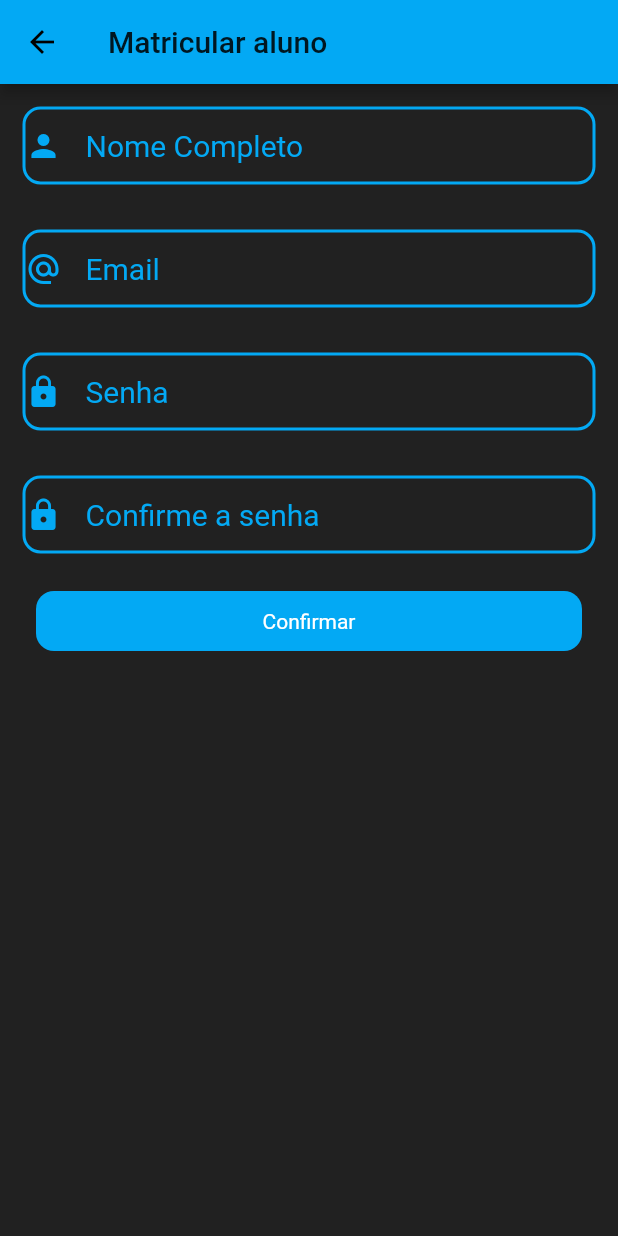
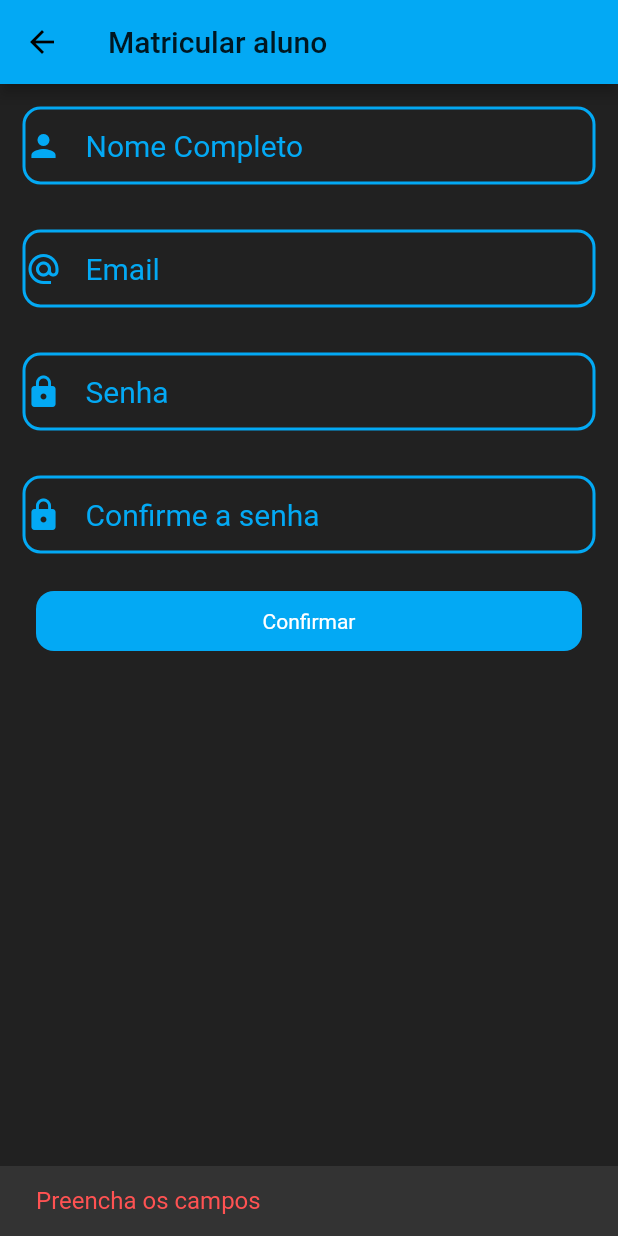
Before and after one commit to Ericboo/eldoom, a Flutter app: the AlunoForm screen opened directly, after a tap on "Confirmar", on a phone screen of 412 x 824 dp. Run offline on Flutter 3.47's test engine with Material 2 defaults, Android fonts, the phone set to English and light mode, and no system bars; our stand-ins replace cloud_firestore, firebase_auth, firebase_core, firebase_database, shared_preferences; accounts and stored records are empty.

Commit message:
Versão final do APP. A versão web está em dev.

```diff
--- a/lib/pages/dashboard/aluno_form.dart
+++ b/lib/pages/dashboard/aluno_form.dart
@@ -26,19 +26,29 @@ class AlunoForm extends StatelessWidget {
             child: InkWell(
               onTap: () async {
                 if (_nomeControl.text.isEmpty || _emailControl.text.isEmpty) {
+                  ScaffoldMessenger.of(context).showSnackBar(const SnackBar(
+                      content: Text(
+                        'Preencha os campos',
+                        style: TextStyle(color: Colors.redAccent, fontSize: 16),
+                      )));
                   return;
                 }
                 if (_senhaControl.text != _confirmSenhaControl.text) {
+                  ScaffoldMessenger.of(context).showSnackBar(const SnackBar(
+                      content: Text(
+                        'Os campos de senha diferem.',
+                        style: TextStyle(color: Colors.redAccent, fontSize: 16),
+                      )));
                   return;
                 }
-                UserCredential credential;
+                String credential = '';
                 try {
-                  credential = await FirebaseAuth.instance
+                  UserCredential newUser = await FirebaseAuth.instance
                       .createUserWithEmailAndPassword(
                       email: _emailControl.text,
                       password: _senhaControl.text,
                   );
-                  //que
+                  credential = newUser.user!.uid;
                 } on FirebaseException catch (e) {
                   if (e.code == "email-already-in-use") {
                     ScaffoldMessenger.of(context).showSnackBar(const SnackBar(
@@ -70,7 +80,7 @@ class AlunoForm extends StatelessWidget {
                 }
                 final Usuario aluno = new Usuario(
                     _nomeControl.text,
-                    credential.user!.uid.toString(),
+                    credential,
                     -1.0,
                     -1.0,
                     true
@@ -119,8 +129,11 @@ class InfoInput extends StatelessWidget {
         ),
         child: TextFormField(
           controller: _controller,
+          autocorrect: false,
+          textCapitalization:
+            label.startsWith('Nome') ? TextCapitalization.words : TextCapitalization.none,
           keyboardType:
-              isObscure ? TextInputType.text : TextInputType.emailAddress,
+            isObscure ? TextInputType.text : TextInputType.emailAddress,
           obscureText: isObscure,
           style: TextStyle(color: Colors.white, fontSize: 20),
           decoration: InputDecoration(
--- a/lib/web_api/firebase_connection.dart
+++ b/lib/web_api/firebase_connection.dart
@@ -1,5 +1,3 @@
-import 'dart:convert';
-
 import 'package:eldoom/models/user.dart';
 import 'package:firebase_auth/firebase_auth.dart';
 import 'package:firebase_core/firebase_core.dart';
@@ -52,8 +50,6 @@ void updateUser(Usuario aluno) {
     'isAluno': true,
   };
 
-  print(aluno.nota1);
-
   var user = databaseReference.collection('users').doc(aluno.credential);
 
   user.update(map);
```
Also changed, not shown: lib/models/user.dart (+10 -17 lines), lib/pages/login.dart (+9 -6 lines), 1 other file.
